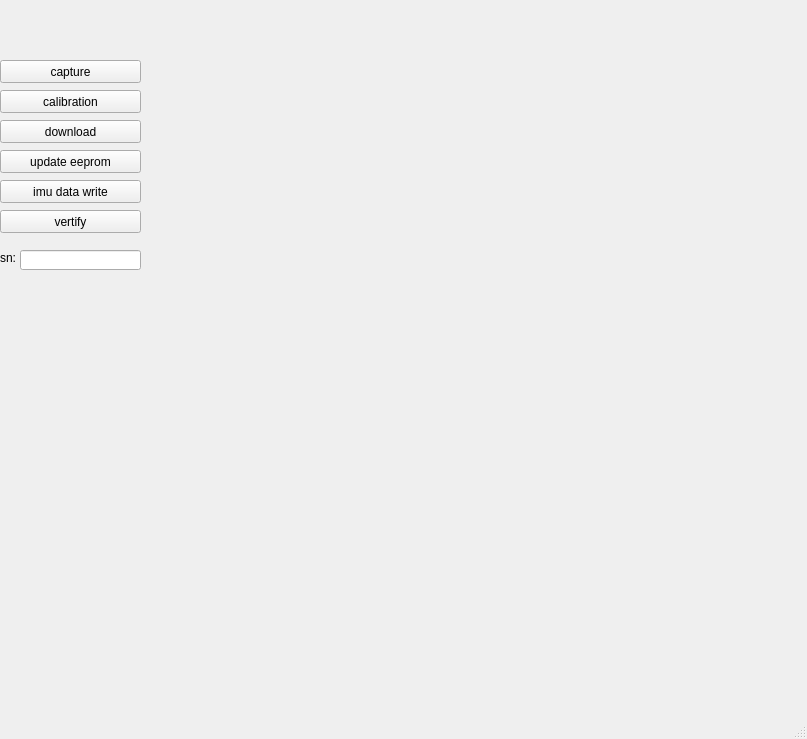
The window that hawk_calibration_tool/mainwindow.ui (LPXingxing/Calibration_Tool) describes before a commit, drawn with Qt 5.
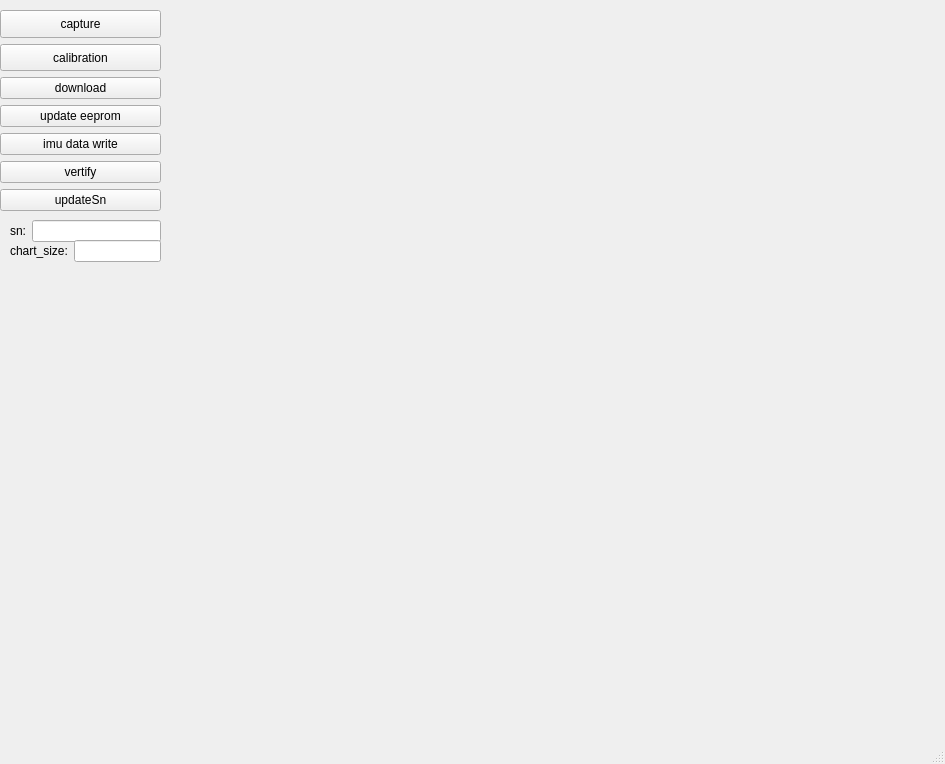
The same window after the commit.

```diff
--- a/hawk_calibration_tool/mainwindow.ui
+++ b/hawk_calibration_tool/mainwindow.ui
@@ -6,72 +6,52 @@
    <rect>
     <x>0</x>
     <y>0</y>
-    <width>807</width>
-    <height>739</height>
+    <width>945</width>
+    <height>764</height>
    </rect>
   </property>
   <property name="windowTitle">
    <string>MainWindow</string>
   </property>
   <widget class="QWidget" name="centralwidget">
+   <widget class="QWidget" name="layoutWidget">
+    <property name="geometry">
+     <rect>
+      <x>160</x>
+      <y>10</y>
+      <width>731</width>
+      <height>701</height>
+     </rect>
+    </property>
+    <layout class="QGridLayout" name="gridLayout">
+     <item row="0" column="0">
    <widget class="QLabel" name="label">
-    <property name="geometry">
-     <rect>
-      <x>160</x>
-      <y>10</y>
-      <width>641</width>
-      <height>351</height>
-     </rect>
-    </property>
     <property name="text">
      <string/>
     </property>
    </widget>
+     </item>
+     <item row="1" column="0">
    <widget class="QLabel" name="label_2">
-    <property name="geometry">
-     <rect>
-      <x>160</x>
-      <y>370</y>
-      <width>641</width>
-      <height>341</height>
-     </rect>
-    </property>
     <property name="text">
      <string/>
     </property>
    </widget>
-   <widget class="QLineEdit" name="lineEdit">
-    <property name="geometry">
-     <rect>
-      <x>20</x>
-      <y>250</y>
-      <width>121</width>
-      <height>20</height>
-     </rect>
-    </property>
+     </item>
+    </layout>
    </widget>
-   <widget class="QLabel" name="label_3">
+   <widget class="QWidget" name="layoutWidget">
     <property name="geometry">
      <rect>
       <x>0</x>
-      <y>250</y>
-      <width>31</width>
-      <height>16</height>
+      <y>10</y>
+      <width>161</width>
+      <height>201</height>
      </rect>
     </property>
-    <property name="text">
-     <string>sn:</string>
-    </property>
-   </widget>
+    <layout class="QVBoxLayout" name="verticalLayout">
+     <item>
    <widget class="QPushButton" name="pushButton_2">
-    <property name="geometry">
-     <rect>
-      <x>0</x>
-      <y>60</y>
-      <width>141</width>
-      <height>23</height>
-     </rect>
-    </property>
     <property name="maximumSize">
      <size>
       <width>16777215</width>
@@ -82,15 +62,9 @@
      <string>capture</string>
     </property>
    </widget>
+     </item>
+     <item>
    <widget class="QPushButton" name="pushButton_3">
-    <property name="geometry">
-     <rect>
-      <x>0</x>
-      <y>90</y>
-      <width>141</width>
-      <height>23</height>
-     </rect>
-    </property>
     <property name="maximumSize">
      <size>
       <width>16777215</width>
@@ -101,57 +75,87 @@
      <string>calibration</string>
     </property>
    </widget>
+     </item>
+     <item>
    <widget class="QPushButton" name="pushButton_4">
-    <property name="geometry">
-     <rect>
-      <x>0</x>
-      <y>120</y>
-      <width>141</width>
-      <height>23</height>
-     </rect>
-    </property>
     <property name="text">
      <string>download</string>
     </property>
    </widget>
+     </item>
+     <item>
    <widget class="QPushButton" name="pushButton_5">
-    <property name="geometry">
-     <rect>
-      <x>0</x>
-      <y>150</y>
-      <width>141</width>
-      <height>23</height>
-     </rect>
-    </property>
     <property name="text">
      <string>update eeprom</string>
     </property>
    </widget>
+     </item>
+     <item>
    <widget class="QPushButton" name="pushButton_6">
-    <property name="geometry">
-     <rect>
-      <x>0</x>
-      <y>180</y>
-      <width>141</width>
-      <height>23</height>
-     </rect>
-    </property>
     <property name="text">
      <string>imu data write</string>
     </property>
    </widget>
+     </item>
+     <item>
    <widget class="QPushButton" name="vertify_Button">
-    <property name="geometry">
-     <rect>
-      <x>0</x>
-      <y>210</y>
-      <width>141</width>
-      <height>23</height>
-     </rect>
-    </property>
     <property name="text">
      <string>vertify</string>
     </property>
+      </widget>
+     </item>
+     <item>
+      <widget class="QPushButton" name="updateSn">
+       <property name="text">
+        <string>updateSn</string>
+       </property>
+      </widget>
+     </item>
+    </layout>
+   </widget>
+   <widget class="QWidget" name="layoutWidget">
+    <property name="geometry">
+     <rect>
+      <x>10</x>
+      <y>220</y>
+      <width>151</width>
+      <height>22</height>
+     </rect>
+    </property>
+    <layout class="QHBoxLayout" name="horizontalLayout">
+     <item>
+      <widget class="QLabel" name="label_3">
+       <property name="text">
+        <string>sn:</string>
+       </property>
+      </widget>
+     </item>
+     <item>
+      <widget class="QLineEdit" name="lineEdit"/>
+     </item>
+    </layout>
+   </widget>
+   <widget class="QWidget" name="layoutWidget_2">
+    <property name="geometry">
+     <rect>
+      <x>10</x>
+      <y>240</y>
+      <width>151</width>
+      <height>22</height>
+     </rect>
+    </property>
+    <layout class="QHBoxLayout" name="horizontalLayout_2">
+     <item>
+      <widget class="QLabel" name="label_4">
+       <property name="text">
+        <string>chart_size:</string>
+       </property>
+      </widget>
+     </item>
+     <item>
+      <widget class="QLineEdit" name="lineEdit_2"/>
+     </item>
+    </layout>
    </widget>
   </widget>
   <widget class="QStatusBar" name="statusbar"/>
```
Lines whose indentation alone changed are shown as unchanged.
